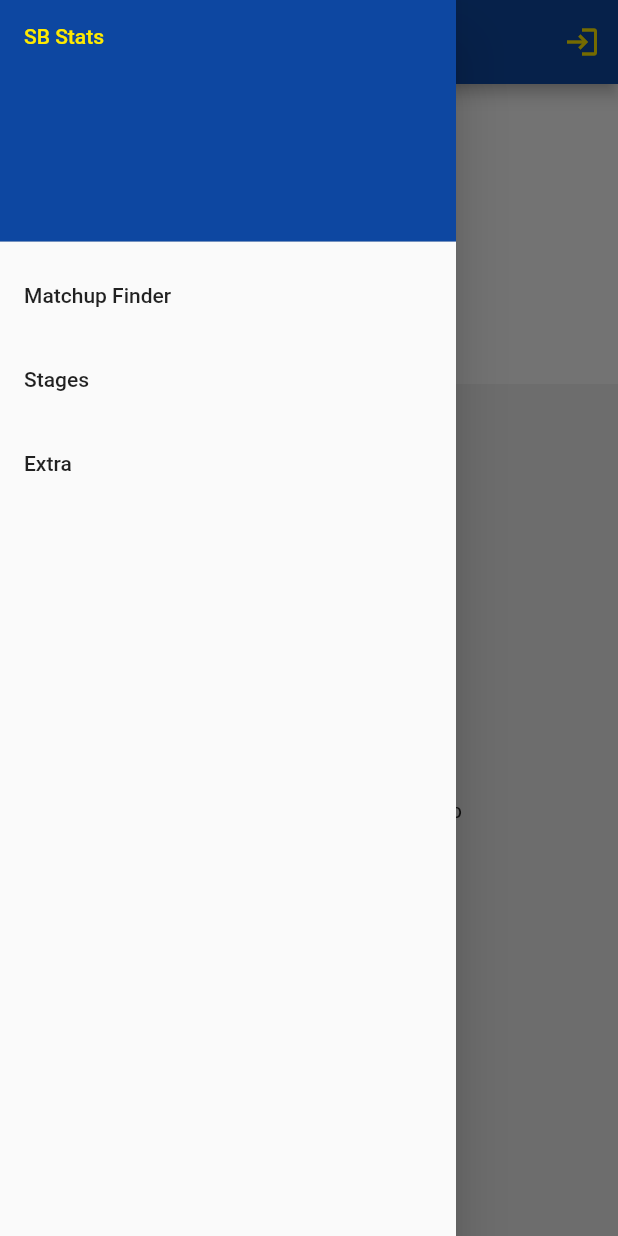
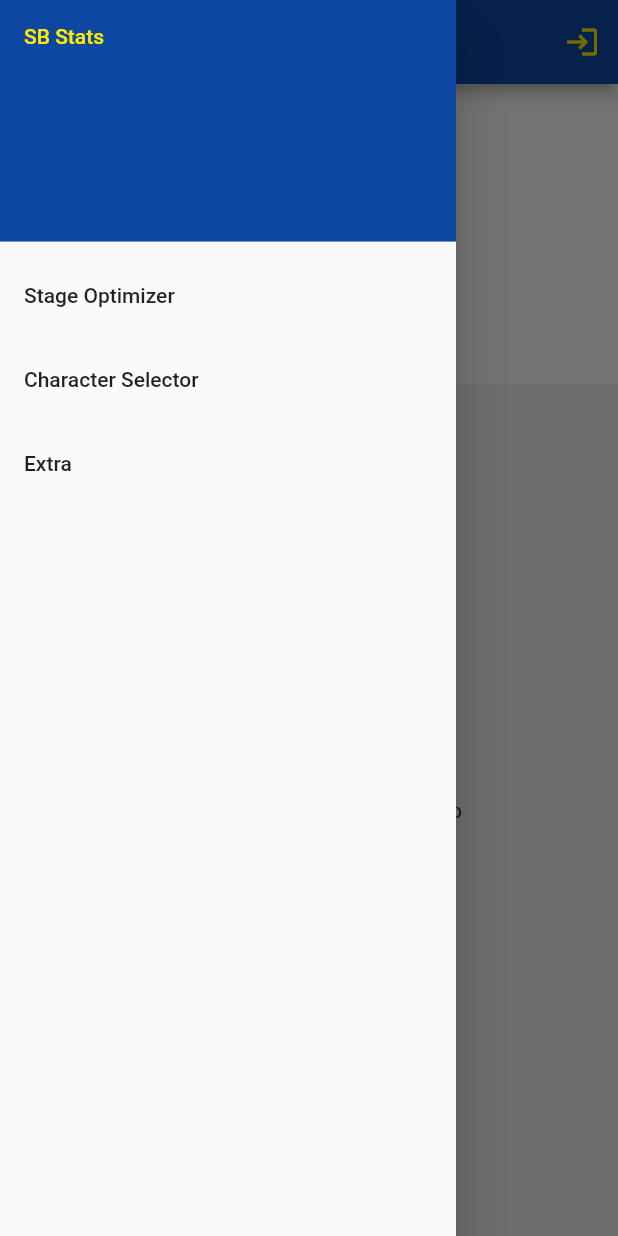
Before and after one commit to Affergot/Smash-Bros-Application, a Flutter app: the screen it shows after launch, with the side drawer open, on a phone screen of 412 x 824 dp. Run offline on Flutter 3.47's test engine with Material 2 defaults, Android fonts, the phone set to English and light mode, and no system bars.

Commit message:
Rename Pages to be more accurate to their function

```diff
--- a/ssbu_stats_app/lib/Pages/characters_page.dart
+++ b/ssbu_stats_app/lib/Pages/characters_page.dart
@@ -29,7 +29,7 @@ class _CharactersPageState extends State<CharactersPage> {
   Widget build(BuildContext context) {
     return Scaffold(
       appBar: AppBar(
-        title: const Text('Matchup Finder'),
+        title: const Text('Stage Optimizer'),
         backgroundColor: Colors.blue[900],
         foregroundColor: Colors.yellowAccent[400],
       ),
--- a/ssbu_stats_app/lib/Pages/home_page.dart
+++ b/ssbu_stats_app/lib/Pages/home_page.dart
@@ -41,7 +41,7 @@ class HomePage extends StatelessWidget {
               ),
             ),
             ListTile(
-              title: const Text('Matchup Finder'),
+              title: const Text('Stage Optimizer'),
               onTap: () {
                 Navigator.push(
                   context,
@@ -51,7 +51,7 @@ class HomePage extends StatelessWidget {
               },
             ),
             ListTile(
-              title: const Text('Stages'),
+              title: const Text('Character Selector'),
               onTap: () {
                 Navigator.push(
                   context,
--- a/ssbu_stats_app/lib/Pages/stages_page.dart
+++ b/ssbu_stats_app/lib/Pages/stages_page.dart
@@ -29,7 +29,7 @@ class _StagePage extends State<StagePage> {
   Widget build(BuildContext context) {
     return Scaffold(
       appBar: AppBar(
-        title: const Text('Stage Selector'),
+        title: const Text('Character Selector'),
         backgroundColor: Colors.blue[900],
         foregroundColor: Colors.yellowAccent[400],
       ),
```
